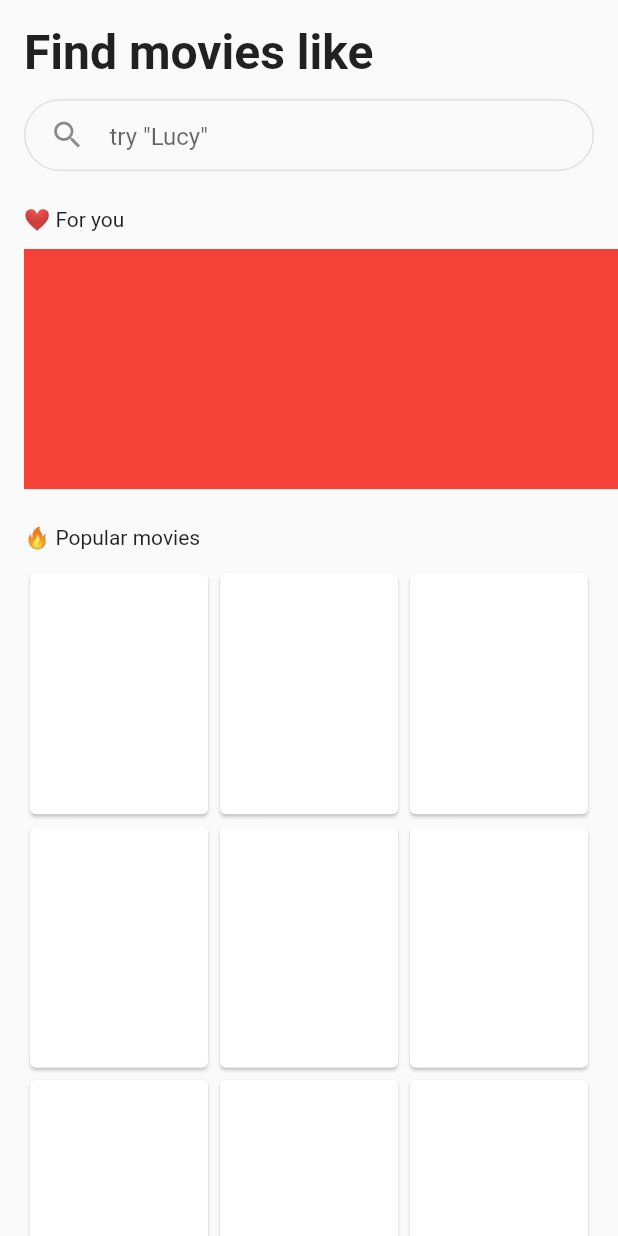
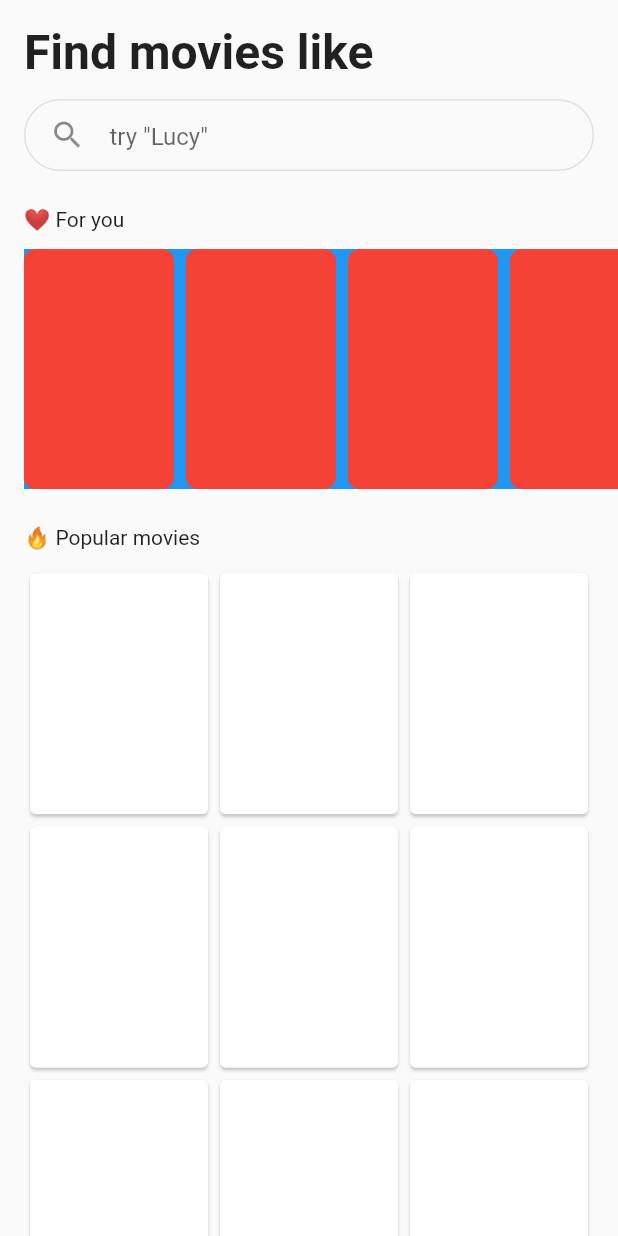
Before and after one commit to JAICHANGPARK/flutter_notebook_17th_story, a Flutter app: the screen it shows after launch, on a phone screen of 412 x 824 dp. Run offline on Flutter 3.47's test engine with Material 2 defaults, Android fonts, the phone set to English and light mode, and no system bars; our stand-ins replace cached_network_image, fl_chart, flutter_riverpod, ionicons, percent_indicator.

Commit message:
Update movie_finder_home_page.dart

```diff
--- a/lib/ep1014_movie_finder_app/src/movie_finder_home_page.dart
+++ b/lib/ep1014_movie_finder_app/src/movie_finder_home_page.dart
@@ -34,13 +34,19 @@ class MovieFinderHomePage extends StatelessWidget {
                     ),
                     borderRadius: BorderRadius.circular(24),
                   ),
-                  padding: EdgeInsets.symmetric(horizontal: 16),
+                  padding: const EdgeInsets.symmetric(horizontal: 16),
                   child: Consumer(
                     builder: (BuildContext context, WidgetRef ref, Widget? child) {
                       final _controller = ref.watch(movieSearchProvider);
                       return TextField(
                         controller: _controller,
-                        decoration: InputDecoration(
+                        onSubmitted: (s) {
+                          print("onSubmitted: ${s}");
+                        },
+                        onEditingComplete: () {
+                          print("onEditingComplete: ${_controller.text}");
+                        },
+                        decoration: const InputDecoration(
                           border: InputBorder.none,
                           icon: Icon(Icons.search),
                           hintText: "try \"Lucy\"",
@@ -68,10 +74,11 @@ class MovieFinderHomePage extends StatelessWidget {
                         color: Colors.blue,
                         child: ListView.builder(
                           itemBuilder: (context, index) {
-                            return Container(
-                              width: 120,
-                              decoration: BoxDecoration(
-                                color: Colors.red,
+                            return Padding(
+                              padding: const EdgeInsets.only(right: 8),
+                              child: Container(
+                                width: 100,
+                                decoration: BoxDecoration(color: Colors.red, borderRadius: BorderRadius.circular(8)),
                               ),
                             );
                           },
```
